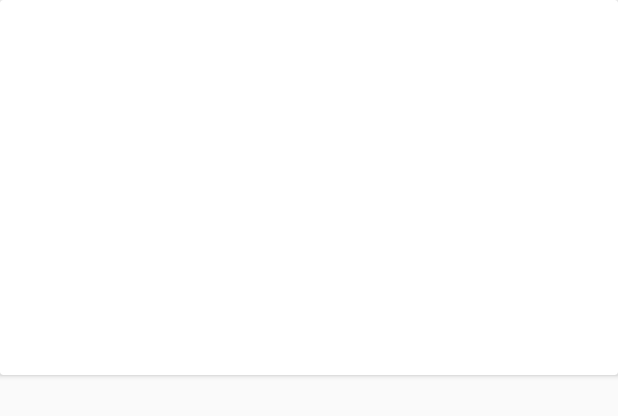
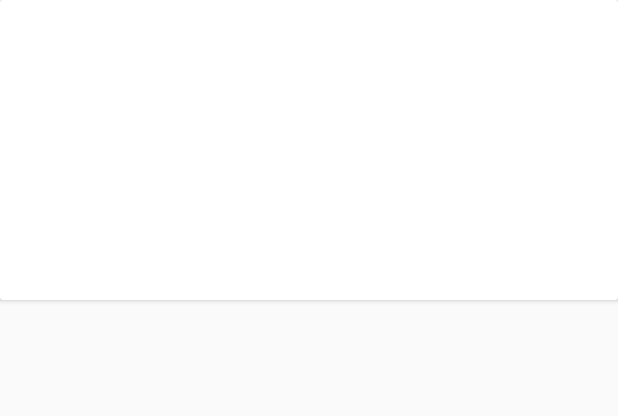
Before and after one commit to rodolfomg/activities2, an Android app: the layout cardview_post.xml on its own in the app's theme, with its tools: preview values and no code run, on a phone screen of 412 x 824 dp. Shown: the top 416 px of the screen. Run offline under Robolectric (Android 15) with nearby library versions, the phone set to English and light mode, and no system bars.

Commit message:
Chg: style in card_view, and dimens

```diff
--- a/app/src/main/res/layout/cardview_post.xml
+++ b/app/src/main/res/layout/cardview_post.xml
@@ -21,21 +21,22 @@
             android:layout_width="match_parent"
             android:orientation="vertical"
             android:layout_gravity="bottom"
-            android:padding="10dp">
+            android:padding="10dp"
+            android:layout_margin="20dp">
 
             <TextView
                 android:id="@+id/titleCard"
                 android:layout_height="wrap_content"
                 android:layout_width="match_parent"
-                android:textColor="@color/colorPrimary"
-                android:textSize="22sp"/>
+                android:textColor="@color/white"
+                android:textSize="24sp"/>
 
             <TextView
                 android:id="@+id/authorCard"
                 android:layout_height="wrap_content"
                 android:layout_width="match_parent"
-                android:textColor="@color/colorPrimaryDark"
-                android:textSize="18sp"/>
+                android:textColor="@color/white"
+                android:textSize="20sp"/>
 
         </LinearLayout>
 
--- a/app/src/main/res/values/dimens.xml
+++ b/app/src/main/res/values/dimens.xml
@@ -1,4 +1,4 @@
 <?xml version="1.0" encoding="utf-8"?>
 <resources>
-    <dimen name="cardview_height">250dp</dimen>
+    <dimen name="cardview_height">200dp</dimen>
 </resources>
```
